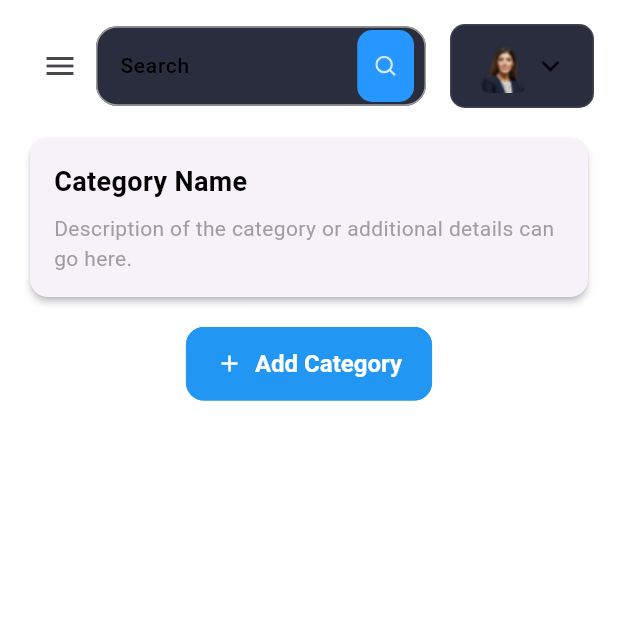
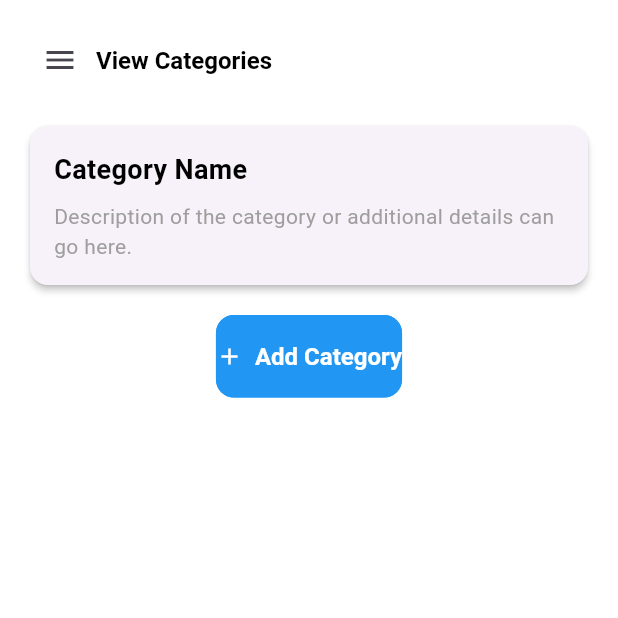
Before and after one commit to syedkashanzikra/laptop_harbour, a Flutter app: the AdminScreen screen opened directly, after a tap on the "menu" icon, after a tap on "Category", on a phone screen of 412 x 824 dp, the top half of it. Run offline on Flutter 3.47's test engine with Material 3 defaults, Android fonts, the light colour scheme and no system bars; our stand-ins replace cached_network_image, carousel_slider, cloud_firestore, connectivity_plus, firebase_auth, firebase_core and 17 more; missing offline and left inert: clipboard; accounts and stored records are empty; Roboto replaces fonts that are missing (Poppins); project files that could hold a hidden picture were left out.

Commit message:
category page and sidebar issues fixed

```diff
--- a/lib/admin/screens/category/viewcategory.dart
+++ b/lib/admin/screens/category/viewcategory.dart
@@ -1,23 +1,39 @@
 import 'package:flutter/material.dart';
-import 'package:provider/provider.dart';
 import 'package:lhstore/admin/responsive.dart';
-import 'package:lhstore/admin/screens/dashboard/components/header.dart';
 import '../../constants.dart';
-import '../../controllers/menu_app_controller.dart';
+import 'package:lhstore/admin/screens/main/components/side_menu.dart';
 
 class ViewCategoryScreen extends StatelessWidget {
+  final GlobalKey<ScaffoldState> _scaffoldKey = GlobalKey<ScaffoldState>();
+
   @override
   Widget build(BuildContext context) {
-    return ChangeNotifierProvider(
-      create: (_) => MenuAppController(),
-      child: Scaffold(
+    return Scaffold(
+      key: _scaffoldKey, // Local ScaffoldKey for this screen
+      drawer: SideMenu(), // Independent Drawer
       body: SafeArea(
         child: SingleChildScrollView(
-            primary: false,
           padding: EdgeInsets.all(defaultPadding),
           child: Column(
             children: [
-                Header(),
+              // Add a button to open the drawer
+              Row(
+                children: [
+                  IconButton(
+                    icon: Icon(Icons.menu),
+                    onPressed: () {
+                      // Open the drawer locally
+                      if (!_scaffoldKey.currentState!.isDrawerOpen) {
+                        _scaffoldKey.currentState!.openDrawer();
+                      }
+                    },
+                  ),
+                  Text(
+                    "View Categories",
+                    style: Theme.of(context).textTheme.titleLarge,
+                  ),
+                ],
+              ),
               SizedBox(height: defaultPadding),
               Row(
                 crossAxisAlignment: CrossAxisAlignment.start,
@@ -26,48 +42,38 @@ class ViewCategoryScreen extends StatelessWidget {
                     flex: 5,
                     child: Column(
                       children: [
-                          // Add the category card layout
                         CategoryCard(),
                         SizedBox(height: defaultPadding),
-                          // Add the "Add Category" button
                         ElevatedButton.icon(
                           onPressed: () {
-                              // Add the functionality for adding categories
                             print("Add Category button clicked");
                           },
                           icon: Icon(Icons.add),
                           label: Text("Add Category"),
-                            style: ElevatedButton.styleFrom(
-                              padding: EdgeInsets.symmetric(
-                                  vertical: 15, horizontal: 20),
-                            ),
                         ),
                       ],
                     ),
                   ),
-                    if (!Responsive.isMobile(context))
+                  if (!Responsive.isMobile(context)) ...[
                     SizedBox(width: defaultPadding),
-                    if (!Responsive.isMobile(context))
                     Expanded(
                       flex: 2,
-                        child: Container(
-                          // Optionally add additional content for larger screens
                       child: Text(
                         "Details Panel (Optional)",
                         style: TextStyle(color: Colors.grey),
                       ),
                     ),
-                      ),
+                  ],
                 ],
               )
             ],
           ),
         ),
       ),
-      ),
     );
   }
 }
+
 
 class CategoryCard extends StatelessWidget {
   @override
--- a/lib/admin/screens/main/components/side_menu.dart
+++ b/lib/admin/screens/main/components/side_menu.dart
@@ -1,5 +1,6 @@
 import 'package:flutter/material.dart';
 import 'package:flutter_svg/flutter_svg.dart';
+import 'package:lhstore/admin/adminscreen.dart';
 import 'package:lhstore/admin/screens/category/viewcategory.dart';
 
 class SideMenu extends StatelessWidget {
@@ -19,70 +20,50 @@ class SideMenu extends StatelessWidget {
             title: "Dashboard",
             svgSrc: "assets/icons/menu_dashboard.svg",
              press: () {
-              if (ModalRoute.of(context)?.settings.name != '/dashboard') {
-                Navigator.pushNamed(context, '/dashboard');
-              }
+              Navigator.push(
+                context,
+                MaterialPageRoute(
+                  builder: (context) => AdminScreen(),
+                ),
+              );
             },
           ),
           DrawerListTile(
             title: "Transaction",
             svgSrc: "assets/icons/menu_tran.svg",
-            press: () {
-              if (ModalRoute.of(context)?.settings.name != '/transaction') {
-                Navigator.pushNamed(context, '/transaction');
-              }
-            },
+            press: () {},
           ),
           DrawerListTile(
             title: "Category",
             svgSrc: "assets/icons/menu_task.svg",
             press: () {
-              if (ModalRoute.of(context)?.settings.name != '/viewCategory') {
               Navigator.push(
                 context,
                 MaterialPageRoute(
                   builder: (context) => ViewCategoryScreen(),
-                    settings: RouteSettings(name: '/viewCategory'),
                 ),
               );
-              }
             },
           ),
           DrawerListTile(
             title: "Documents",
             svgSrc: "assets/icons/menu_doc.svg",
-            press: () {
-              if (ModalRoute.of(context)?.settings.name != '/documents') {
-                Navigator.pushNamed(context, '/documents');
-              }
-            },
+            press: () {},
           ),
           DrawerListTile(
             title: "Store",
             svgSrc: "assets/icons/menu_store.svg",
-            press: () {
-              if (ModalRoute.of(context)?.settings.name != '/store') {
-                Navigator.pushNamed(context, '/store');
-              }
-            },
+            press: () {},
           ),
           DrawerListTile(
             title: "Notification",
             svgSrc: "assets/icons/menu_notification.svg",
-            press: () {
-              if (ModalRoute.of(context)?.settings.name != '/notifications') {
-                Navigator.pushNamed(context, '/notifications');
-              }
-            },
+            press: () {},
           ),
           DrawerListTile(
             title: "Profile",
             svgSrc: "assets/icons/menu_profile.svg",
-            press: () {
-              if (ModalRoute.of(context)?.settings.name != '/profile') {
-                Navigator.pushNamed(context, '/profile');
-              }
-            },
+            press: () {},
           ),
           DrawerListTile(
             title: "Settings",
```
Lines whose indentation alone changed are shown as unchanged.
